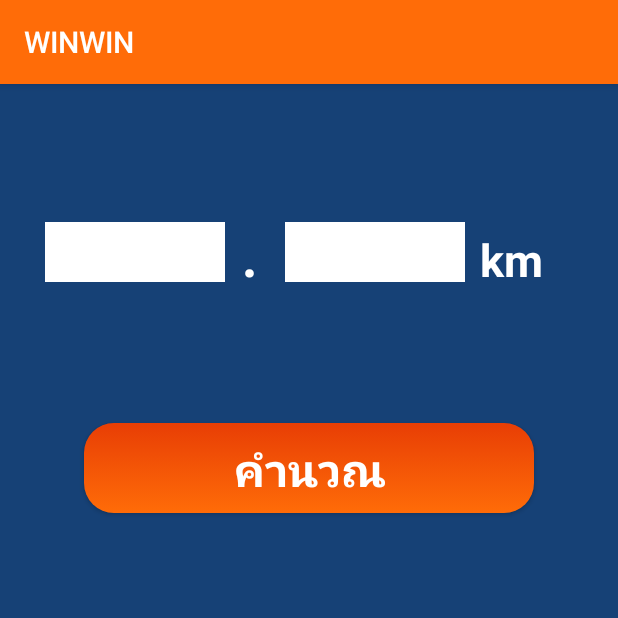
After one commit to Zchacha/winwinapp, an Android app: the customizedistance screen opened directly, with no data from a screen before it, on a phone screen of 412 x 824 dp, the top half of it. The commit adds this screen. Run offline under Robolectric (Android 15) with nearby library versions, the phone set to English and light mode, and no system bars.

Commit message:
กำหนดระยะทาง

```diff
--- a/app/src/main/AndroidManifest.xml
+++ b/app/src/main/AndroidManifest.xml
@@ -10,6 +10,7 @@
         android:roundIcon="@mipmap/ic_launcher_round"
         android:supportsRtl="true"
         android:theme="@style/AppTheme">
+        <activity android:name=".customizedistance"></activity>
         <activity
             android:name=".Home"
             android:label="@string/title_activity_home"
--- /dev/null
+++ b/app/src/main/java/com/example/winwinapp/customizedistance.java
@@ -0,0 +1,14 @@
+package com.example.winwinapp;
+
+import androidx.appcompat.app.AppCompatActivity;
+
+import android.os.Bundle;
+
+public class customizedistance extends AppCompatActivity {
+
+    @Override
+    protected void onCreate(Bundle savedInstanceState) {
+        super.onCreate(savedInstanceState);
+        setContentView(R.layout.activity_customizedistance);
+    }
+}
--- /dev/null
+++ b/app/src/main/res/drawable/edit_sqaure.xml
@@ -0,0 +1,8 @@
+<?xml version="1.0" encoding="utf-8"?>
+<shape xmlns:android="http://schemas.android.com/apk/res/android"
+    android:shape="rectangle">
+
+    <solid android:color="#ffffff"/>
+
+
+</shape>
--- a/app/src/main/res/layout/activity_complaint.xml
+++ b/app/src/main/res/layout/activity_complaint.xml
@@ -54,6 +54,7 @@
             android:text="กลับหน้าหลัก"
             android:textSize="30sp"
             android:textStyle="bold"
+            app:fontFamily="@font/pattaya"
             android:textColor="@color/colorPrimary" />
 
     </LinearLayout>
--- /dev/null
+++ b/app/src/main/res/layout/activity_customizedistance.xml
@@ -0,0 +1,66 @@
+<?xml version="1.0" encoding="utf-8"?>
+<LinearLayout
+    xmlns:android="http://schemas.android.com/apk/res/android"
+    xmlns:app="http://schemas.android.com/apk/res-auto"
+    xmlns:tools="http://schemas.android.com/tools"
+    android:layout_width="match_parent"
+    android:layout_height="match_parent"
+    tools:context=".customizedistance"
+    android:orientation="vertical"
+    android:background="#164176">
+
+    <LinearLayout
+        android:layout_width="match_parent"
+        android:layout_height="wrap_content"
+        android:orientation="horizontal">
+
+        <EditText
+            android:layout_marginVertical="65dp"
+            android:layout_marginStart="30dp"
+            android:layout_width="120dp"
+            android:layout_height="40dp"
+            android:background="@drawable/edit_sqaure"/>
+
+        <TextView
+            android:layout_width="10dp"
+            android:layout_marginVertical="75dp"
+            android:layout_marginStart="10dp"
+            android:layout_height="wrap_content"
+            android:text="."
+            android:textSize="50sp"
+            android:textColor="@color/colorwhite"/>
+
+        <EditText
+            android:layout_marginVertical="65dp"
+            android:layout_marginStart="20dp"
+            android:layout_width="120dp"
+            android:layout_height="40dp"
+            android:background="@drawable/edit_sqaure"/>
+
+        <TextView
+            android:layout_width="50dp"
+            android:layout_height="75dp"
+            android:layout_marginVertical="75dp"
+            android:layout_marginStart="10dp"
+            android:text="km"
+            android:textSize="30sp"
+            android:textStyle="bold"
+            android:textColor="@color/colorwhite"
+            />
+
+
+
+    </LinearLayout>
+   <Button
+       android:layout_width="300dp"
+       android:layout_height="60dp"
+       android:layout_gravity="center"
+       android:background="@drawable/buttom0"
+       android:text="คำนวณ"
+       android:textColor="@color/colorwhite"
+       android:textStyle="bold"
+       android:textSize="30dp"
+       android:fontFamily="@font/pattaya"/>
+
+
+</LinearLayout>
```
